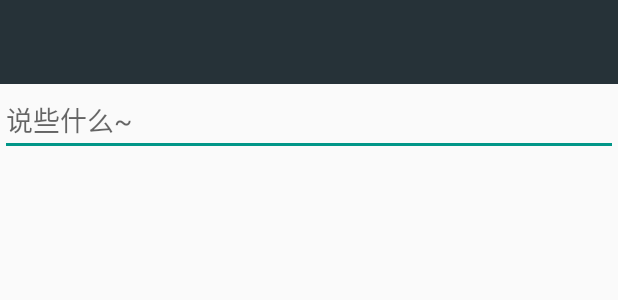
After one commit to gaoyuyu/EasySocial, an Android app: the layout activity_reply.xml on its own in the app's theme, with its tools: preview values and no code run, on a phone screen of 412 x 824 dp. The commit adds this screen. Shown: the top 300 px of the screen. Run offline under Robolectric (Android 15) with nearby library versions, the phone set to English and light mode, and no system bars.

Commit message:
add ReplyActivity

```diff
--- a/app/src/main/AndroidManifest.xml
+++ b/app/src/main/AndroidManifest.xml
@@ -22,6 +22,8 @@
         </activity>
         <activity android:name=".TweetDetailActivity">
         </activity>
+        <activity android:name=".ReplyActivity">
+        </activity>
     </application>
 
 </manifest>
--- /dev/null
+++ b/app/src/main/res/layout/activity_reply.xml
@@ -0,0 +1,25 @@
+<?xml version="1.0" encoding="utf-8"?>
+<LinearLayout
+    xmlns:android="http://schemas.android.com/apk/res/android"
+    xmlns:tools="http://schemas.android.com/tools"
+    android:layout_width="match_parent"
+    android:layout_height="match_parent"
+    android:fitsSystemWindows="true"
+    android:orientation="vertical"
+    >
+
+
+    <include
+        android:id="@+id/reply_toolbar"
+        layout="@layout/widget_toolbar"
+        />
+
+    <EditText
+        android:id="@+id/reply_edit"
+        android:layout_width="match_parent"
+        android:layout_height="wrap_content"
+        android:hint="@string/reply_edit_hint"
+        android:inputType="textMultiLine"
+        android:textColor="@color/black"
+        />
+</LinearLayout>
--- a/app/src/main/res/values/strings.xml
+++ b/app/src/main/res/values/strings.xml
@@ -13,4 +13,6 @@
 
     <string name="home">首页</string>
     <string name="long_text">#TaylorSwift##泰勒斯威夫特#  “Everybody has that point in their life where you hit a crossroads and you’ve had a bunch of bad days and there’s different ways you can deal with it and the way I dealt with it was I just turned completely to music.”</string>
+    <string name="reply_edit_hint">说些什么~</string>
+    <string name="reply">回复</string>
 </resources>
```
Also changed, not shown: app/src/main/java/com/gaoyy/easysoical/LoginActivity.java (+5 -3 lines), app/src/main/java/com/gaoyy/easysoical/ReplyActivity.java (added, +55 -0 lines), app/src/main/java/com/gaoyy/easysoical/TweetDetailActivity.java (+32 -20 lines).
